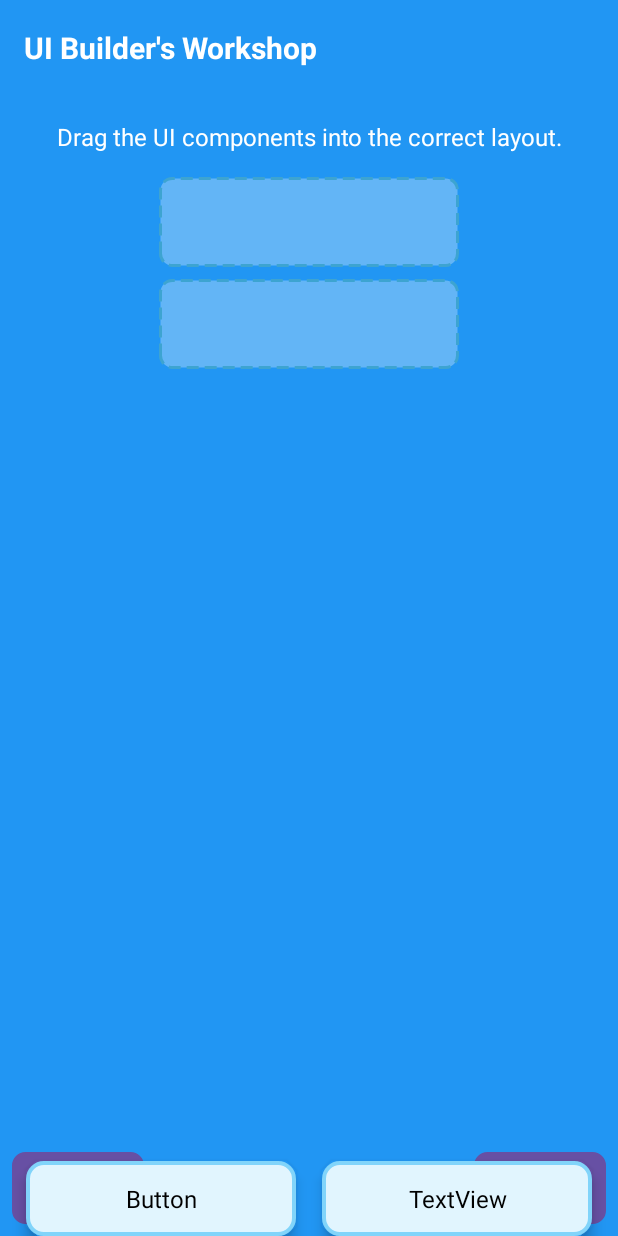
After one commit to ychine/AndroidVenture, an Android app: the fragment UiBuilderFragment shown on its own in the app's theme, on a phone screen of 412 x 824 dp. The commit adds this screen. Run offline under Robolectric (Android 15) with nearby library versions, the phone set to English and light mode, and no system bars.

Commit message:
push q lang

```diff
--- a/app/src/main/AndroidManifest.xml
+++ b/app/src/main/AndroidManifest.xml
@@ -12,6 +12,9 @@
         android:supportsRtl="true"
         android:theme="@style/Theme.AndroidVenture"
         tools:targetApi="31">
+        <activity
+            android:name=".levels.UiBuilderLevel"
+            android:exported="false" />
         <activity
             android:name=".levels.ActivityForestLevel"
             android:exported="false" />
--- /dev/null
+++ b/app/src/main/java/com/example/androidventure/UiBuilderFragment.java
@@ -0,0 +1,64 @@
+package com.example.androidventure;
+
+import android.os.Bundle;
+
+import androidx.fragment.app.Fragment;
+
+import android.view.LayoutInflater;
+import android.view.View;
+import android.view.ViewGroup;
+
+/**
+ * A simple {@link Fragment} subclass.
+ * Use the {@link UiBuilderFragment#newInstance} factory method to
+ * create an instance of this fragment.
+ */
+public class UiBuilderFragment extends Fragment {
+
+    // TODO: Rename parameter arguments, choose names that match
+    // the fragment initialization parameters, e.g. ARG_ITEM_NUMBER
+    private static final String ARG_PARAM1 = "param1";
+    private static final String ARG_PARAM2 = "param2";
+
+    // TODO: Rename and change types of parameters
+    private String mParam1;
+    private String mParam2;
+
+    public UiBuilderFragment() {
+        // Required empty public constructor
+    }
+
+    /**
+     * Use this factory method to create a new instance of
+     * this fragment using the provided parameters.
+     *
+     * @param param1 Parameter 1.
+     * @param param2 Parameter 2.
+     * @return A new instance of fragment UiBuilderFragment.
+     */
+    // TODO: Rename and change types and number of parameters
+    public static UiBuilderFragment newInstance(String param1, String param2) {
+        UiBuilderFragment fragment = new UiBuilderFragment();
+        Bundle args = new Bundle();
+        args.putString(ARG_PARAM1, param1);
+        args.putString(ARG_PARAM2, param2);
+        fragment.setArguments(args);
+        return fragment;
+    }
+
+    @Override
+    public void onCreate(Bundle savedInstanceState) {
+        super.onCreate(savedInstanceState);
+        if (getArguments() != null) {
+            mParam1 = getArguments().getString(ARG_PARAM1);
+            mParam2 = getArguments().getString(ARG_PARAM2);
+        }
+    }
+
+    @Override
+    public View onCreateView(LayoutInflater inflater, ViewGroup container,
+                             Bundle savedInstanceState) {
+        // Inflate the layout for this fragment
+        return inflater.inflate(R.layout.fragment_ui_builder, container, false);
+    }
+}
--- a/app/src/main/java/com/example/androidventure/levels/ActivityForestLevel.java
+++ b/app/src/main/java/com/example/androidventure/levels/ActivityForestLevel.java
@@ -148,7 +148,7 @@ public class ActivityForestLevel extends AppCompatActivity {
             }
         });
 
-        // Setup back button
+
         findViewById(R.id.back_button).setOnClickListener(new View.OnClickListener() {
             @Override
             public void onClick(View v) {
--- a/app/src/main/java/com/example/androidventure/widgets/DraggableCodeBlock.java
+++ b/app/src/main/java/com/example/androidventure/widgets/DraggableCodeBlock.java
@@ -39,7 +39,7 @@ public class DraggableCodeBlock extends AppCompatTextView {
 
     private void init() {
         // Set text appearance
-        setTextColor(Color.WHITE);
+        setTextColor(Color.BLACK);
         setTextSize(16);
         setAllCaps(false);
         setPadding(24, 12, 24, 12);
--- /dev/null
+++ b/app/src/main/res/layout/fragment_ui_builder.xml
@@ -0,0 +1,114 @@
+<?xml version="1.0" encoding="utf-8"?>
+<androidx.constraintlayout.widget.ConstraintLayout xmlns:android="http://schemas.android.com/apk/res/android"
+    xmlns:app="http://schemas.android.com/apk/res-auto"
+    android:layout_width="match_parent"
+    android:layout_height="match_parent"
+    android:background="@color/level2_primary">
+
+    <androidx.appcompat.widget.Toolbar
+        android:id="@+id/toolbar"
+        android:layout_width="match_parent"
+        android:layout_height="?attr/actionBarSize"
+        android:background="@color/level2_primary"
+        android:elevation="4dp"
+        app:layout_constraintEnd_toEndOf="parent"
+        app:layout_constraintStart_toStartOf="parent"
+        app:layout_constraintTop_toTopOf="parent">
+
+        <TextView
+            android:id="@+id/level_title"
+            android:layout_width="wrap_content"
+            android:layout_height="wrap_content"
+            android:text="@string/level_2_name"
+            android:textColor="@android:color/white"
+            android:textSize="20sp"
+            android:textStyle="bold"
+            app:layout_constraintBottom_toBottomOf="parent"
+            app:layout_constraintEnd_toEndOf="parent"
+            app:layout_constraintStart_toStartOf="parent"
+            app:layout_constraintTop_toTopOf="parent" />
+    </androidx.appcompat.widget.Toolbar>
+
+    <TextView
+        android:id="@+id/instruction_text"
+        android:layout_width="0dp"
+        android:layout_height="wrap_content"
+        android:layout_marginStart="16dp"
+        android:layout_marginTop="16dp"
+        android:layout_marginEnd="16dp"
+        android:gravity="center"
+        android:text="Drag the UI components into the correct layout."
+        android:textColor="@android:color/white"
+        android:textSize="16sp"
+        app:layout_constraintEnd_toEndOf="parent"
+        app:layout_constraintStart_toStartOf="parent"
+        app:layout_constraintTop_toBottomOf="@+id/toolbar" />
+
+    <!-- Target drop areas for code blocks -->
+    <View
+        android:id="@+id/target_button"
+        android:layout_width="200dp"
+        android:layout_height="60dp"
+        android:layout_marginTop="16dp"
+        android:alpha="0.3"
+        android:background="@drawable/target_area"
+        app:layout_constraintEnd_toEndOf="parent"
+        app:layout_constraintStart_toStartOf="parent"
+        app:layout_constraintTop_toBottomOf="@+id/instruction_text" />
+
+    <View
+        android:id="@+id/target_textview"
+        android:layout_width="200dp"
+        android:layout_height="60dp"
+        android:layout_marginTop="8dp"
+        android:alpha="0.3"
+        android:background="@drawable/target_area"
+        app:layout_constraintEnd_toEndOf="parent"
+        app:layout_constraintStart_toStartOf="parent"
+        app:layout_constraintTop_toBottomOf="@+id/target_button" />
+
+    <!-- Draggable code blocks -->
+    <com.example.androidventure.widgets.DraggableCodeBlock
+        android:id="@+id/block_button"
+        android:layout_width="180dp"
+        android:layout_height="50dp"
+        android:text="Button"
+        app:layout_constraintBottom_toBottomOf="parent"
+        app:layout_constraintEnd_toStartOf="@+id/block_textview"
+        app:layout_constraintStart_toStartOf="parent" />
+
+    <com.example.androidventure.widgets.DraggableCodeBlock
+        android:id="@+id/block_textview"
+        android:layout_width="180dp"
+        android:layout_height="50dp"
+        android:text="TextView"
+        app:layout_constraintBottom_toBottomOf="parent"
+        app:layout_constraintEnd_toEndOf="parent"
+        app:layout_constraintStart_toEndOf="@+id/block_button" />
+
+    <!-- Action buttons -->
+    <Button
+        android:id="@+id/check_button"
+        android:layout_width="wrap_content"
+        android:layout_height="wrap_content"
+        android:layout_marginEnd="8dp"
+        android:layout_marginBottom="8dp"
+        android:background="@drawable/button_primary"
+        android:text="Check"
+        android:textColor="@android:color/white"
+        app:layout_constraintBottom_toBottomOf="parent"
+        app:layout_constraintEnd_toEndOf="parent" />
+
+    <Button
+        android:id="@+id/hint_button"
+        android:layout_width="wrap_content"
+        android:layout_height="wrap_content"
+        android:layout_marginStart="8dp"
+        android:layout_marginBottom="8dp"
+        android:background="@drawable/button_secondary"
+        android:text="Hint"
+        android:textColor="@color/colorPrimary"
+        app:layout_constraintBottom_toBottomOf="parent"
+        app:layout_constraintStart_toStartOf="parent" />
+
+</androidx.constraintlayout.widget.ConstraintLayout>
--- a/app/src/main/res/values/strings.xml
+++ b/app/src/main/res/values/strings.xml
@@ -1,7 +1,7 @@
 <?xml version="1.0" encoding="utf-8"?>
 <resources>
     <!-- App Name and Text -->
-    <string name="app_name">ANDeventure</string>
+    <string name="app_name">AndroidVenture</string>
     <string name="app_subtitle">Android Studio Game</string>
     <string name="app_logo_description">AndroidVenture Logo</string>
 
@@ -55,4 +55,6 @@
     <string name="dialog_yes">YES</string>
     <string name="dialog_no">NO</string>
     <string name="dialog_ok">OK</string>
+    <!-- TODO: Remove or change this placeholder text -->
+    <string name="hello_blank_fragment">Hello blank fragment</string>
 </resources>
```
Also changed, not shown: app/src/main/java/com/example/androidventure/levels/UiBuilderLevel.java (added, +146 -0 lines), app/src/main/res/layout/activity_forest_level.xml (+4 -4 lines), app/src/main/res/layout/activity_ui_builder_level.xml (added, +10 -0 lines), app/src/main/res/drawable/buttonicon.png (added), app/src/main/res/drawable/tviewicon.png (added).
